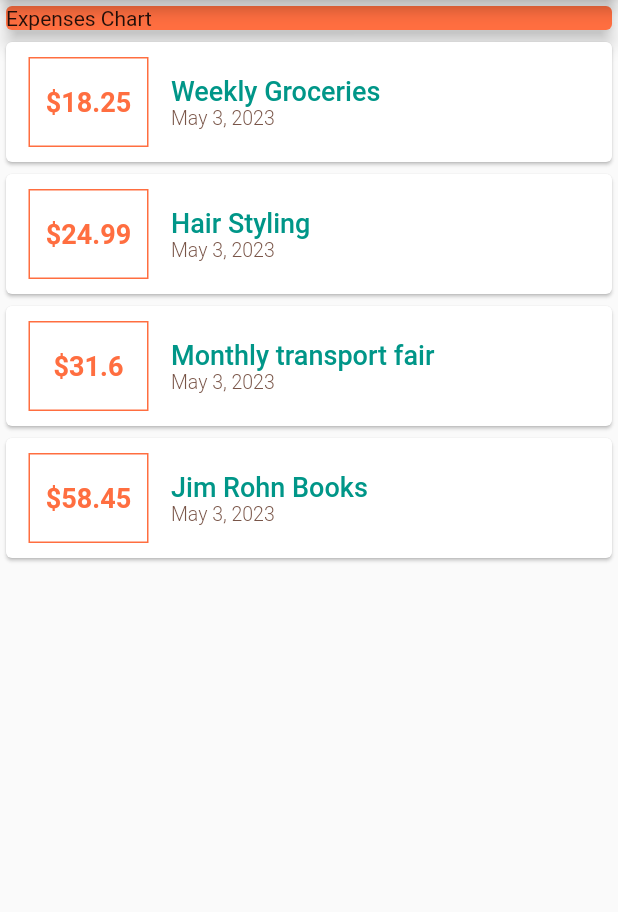
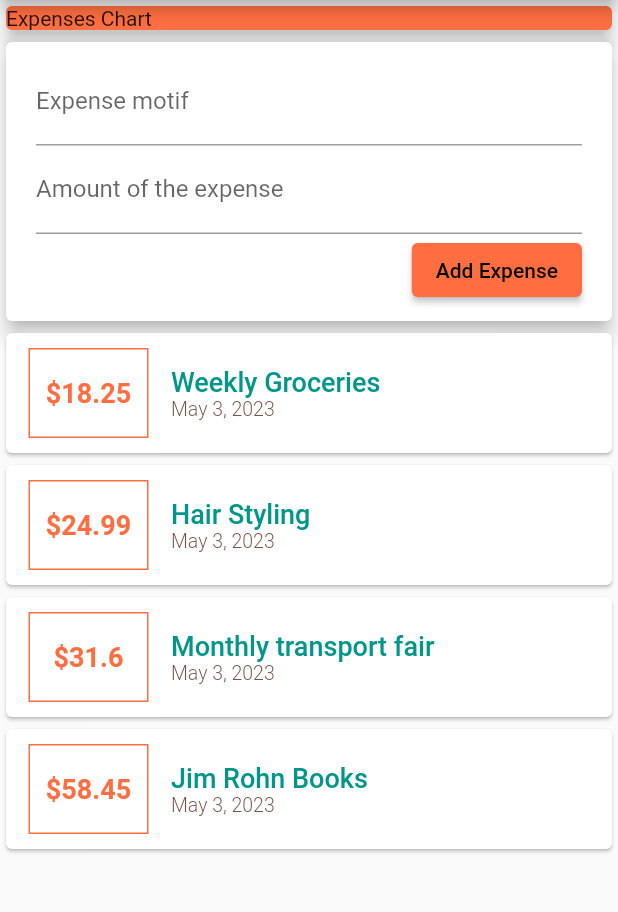
Before and after one commit to nadiahylary/expense_tracker, a Flutter app: the screen it shows after launch, on a phone screen of 412 x 824 dp, the part 84-996 px from its top. Run offline on Flutter 3.47's test engine with Material 2 defaults, Android fonts, the phone set to English and light mode, and no system bars.

Commit message:
expense input form widget

```diff
--- a/lib/main.dart
+++ b/lib/main.dart
@@ -30,28 +30,32 @@ class MyHomePage extends StatelessWidget {
         id: "#NT0",
         title: "Weekly Groceries",
         amount: 18.25,
-        date: DateTime.now()
-    ),
+        date: DateTime.now()),
     Transaction(
-        id: "#NT1",
-        title: "Hair Styling",
-        amount: 24.99,
-        date: DateTime.now()
-    ),
+        id: "#NT1", title: "Hair Styling", amount: 24.99, date: DateTime.now()),
     Transaction(
         id: "#NT2",
         title: "Monthly transport fair",
         amount: 31.60,
-        date: DateTime.now()
-    ),
+        date: DateTime.now()),
     Transaction(
         id: "#NT3",
         title: "Jim Rohn Books",
         amount: 58.45,
-        date: DateTime.now()
-    ),
+        date: DateTime.now()),
   ];
-  MyHomePage({super.key});
+
+  /*late String titleinput;
+  late String amountInput;*/
+
+  /*MyHomePage({super.key,
+    this.titleinput = titleinput,
+    this.amountInput = amountInput}
+  );*/
+
+  final titleController = TextEditingController();
+  final amountController = TextEditingController();
+
 
   @override
   Widget build(BuildContext context) {
@@ -62,13 +66,53 @@ class MyHomePage extends StatelessWidget {
       ),
       body: Column(
         //mainAxisAlignment: MainAxisAlignment.spaceAround,
+        crossAxisAlignment: CrossAxisAlignment.stretch,
         children: <Widget>[
           Container(
             width: double.infinity,
             child: const Card(
               elevation: 5,
               color: Colors.deepOrangeAccent,
-              child: Text("Expenses Chart",),
+              child: Text(
+                "Expenses Chart",
+              ),
+            ),
+          ),
+          Card(
+            elevation: 5,
+            child: Container(
+              margin: EdgeInsets.symmetric(horizontal: 10),
+              padding: EdgeInsets.all(10),
+              child: Column(
+                  crossAxisAlignment: CrossAxisAlignment.end,
+                  children: <Widget>[
+                    TextField(
+                      decoration: InputDecoration(labelText: 'Expense motif'),
+                      controller: titleController,
+                      // onChanged: (value) => titleinput = value,
+                    ),
+                    TextField(
+                      decoration:
+                          InputDecoration(labelText: 'Amount of the expense'),
+                      controller: amountController,
+                      // onChanged: (value) => amountInput = value,
+                    ),
+                    ElevatedButton(
+                      onPressed: () {
+                        print(titleController.text);
+                        print(amountController.text);
+                        transactions.add(Transaction(id: "#NT4", title: titleController.text, amount: double.parse(amountController.text), date: DateTime.now()));
+                        print(transactions[4].title);
+                        /*print(titleinput);
+                        print(amountInput);*/
+                      },
+                      child: Text('Add Expense'),
+                      style: ElevatedButton.styleFrom(
+                          backgroundColor: Colors.deepOrangeAccent,
+                          foregroundColor: Colors.black,
+                          textStyle: TextStyle(fontWeight: FontWeight.w500)),
+                    ),
+                  ]),
             ),
           ),
           Column(
@@ -86,11 +130,13 @@ class MyHomePage extends StatelessWidget {
                     ),
                     alignment: Alignment.center,
                     decoration: BoxDecoration(
-                          border: Border.all(color: Colors.deepOrangeAccent,
+                        border: Border.all(
+                      color: Colors.deepOrangeAccent,
                       width: 1,
                     )),
                     child: Text(
-                        "\$${tx.amount.toString()}", //'\$'+ tx.amount.toString()
+                      "\$${tx.amount.toString()}",
+                      //'\$'+ tx.amount.toString()
                       style: TextStyle(
                         fontWeight: FontWeight.w600,
                         fontSize: 18,
@@ -106,22 +152,19 @@ class MyHomePage extends StatelessWidget {
                             fontWeight: FontWeight.w500,
                             fontSize: 18,
                             color: Colors.teal,
-                          )
-                      ),
+                          )),
                       Text(DateFormat.yMMMd().format(tx.date),
                           style: TextStyle(
                             fontWeight: FontWeight.w300,
                             fontSize: 13,
                             color: Colors.brown,
-                          )
-                      ),
+                          )),
                     ],
                   )
                 ],
               ),
             );
-            }).toList()
-          )
+          }).toList())
         ],
       ),
     );
```
Lines whose indentation alone changed are shown as unchanged.
